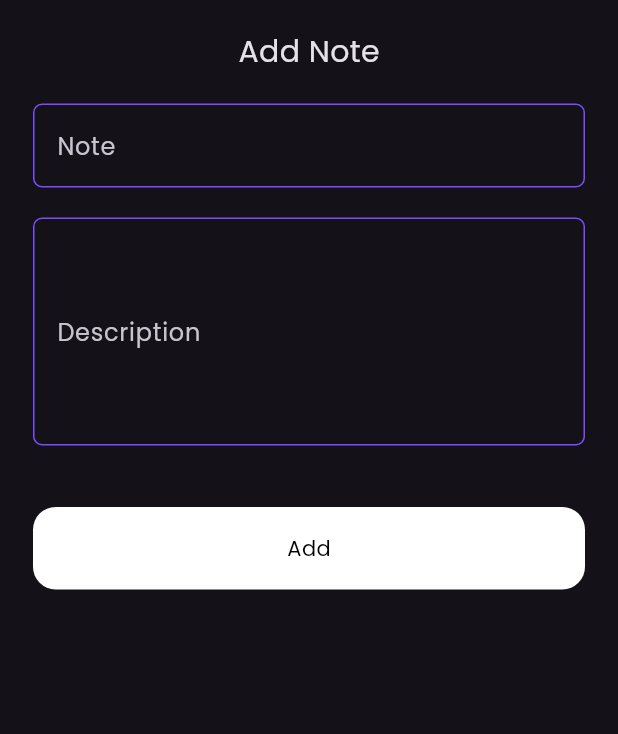
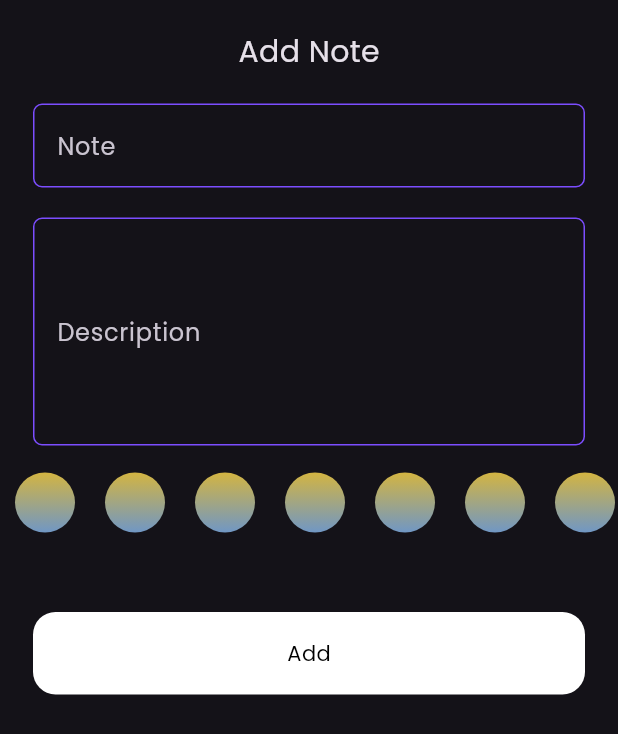
Before and after one commit to Ashrafmuhmed/KeepOrganized-app, a Flutter app: the AddNoteForm widget shown alone on an empty page, opened directly, on a phone screen of 412 x 824 dp. Shown: the top 734 px of the screen. Run offline on Flutter 3.47's test engine with Material 3 defaults, Android fonts, the phone set to English and light mode, and no system bars; our stand-ins replace bloc, blur, flutter_bloc, hive, hive_flutter, modal_progress_hud_nsn; accounts and stored records are empty.

Commit message:
Create COLORS list

```diff
--- a/lib/views/widgets/AddNoteForm.dart
+++ b/lib/views/widgets/AddNoteForm.dart
@@ -50,8 +50,9 @@ class _AddNoteFormState extends State<AddNoteForm> {
               },
             ),
           ),
+          ColorsListView(),
           const SizedBox(
-            height: 41,
+            height: 35,
           ),
           BlocBuilder<AddNoteCubit, AddNotesState>(
             builder: (context, state) {
@@ -81,3 +82,41 @@ class _AddNoteFormState extends State<AddNoteForm> {
     );
   }
 }
+
+class ColorItem extends StatelessWidget {
+  const ColorItem({super.key});
+
+  @override
+  Widget build(BuildContext context) {
+    return Container(
+      margin: EdgeInsets.symmetric(horizontal: 10),
+      height: 40,
+      width: 40,
+      decoration: BoxDecoration(
+        shape: BoxShape.circle,
+        gradient: LinearGradient(
+            colors: [Colors.amber, Colors.blueAccent],
+            begin: Alignment.topCenter,
+            end: AlignmentDirectional.bottomCenter),
+      ),
+    );
+  }
+}
+
+class ColorsListView extends StatelessWidget {
+  const ColorsListView({super.key});
+
+  @override
+  Widget build(BuildContext context) {
+    return SizedBox(
+      height: 2 * 38,
+      child: ListView.builder(
+          shrinkWrap: true,
+          itemCount: 55,
+          scrollDirection: Axis.horizontal,
+          itemBuilder: (context, index) {
+            return ColorItem();
+          }),
+    );
+  }
+}
--- a/lib/views/widgets/AddNoteSheet.dart
+++ b/lib/views/widgets/AddNoteSheet.dart
@@ -1,13 +1,8 @@
 import 'package:flutter/material.dart';
 import 'package:flutter_bloc/flutter_bloc.dart';
-import 'package:modal_progress_hud_nsn/modal_progress_hud_nsn.dart';
 import 'package:notes_app/cubits/AddNoteCubit/AddNotesCubit.dart';
-import 'package:notes_app/cubits/NotesCubit/notes_cubit_cubit.dart';
 import 'package:notes_app/views/widgets/AddNoteForm.dart';
 import '../../cubits/AddNoteCubit/AddNoteState.dart';
-// import 'package:notes_app/views/widgets/CustomTextField.dart';
-
-// import 'CustomButton.dart';
 
 class AddNoteSheet extends StatelessWidget {
   const AddNoteSheet({super.key});
```
